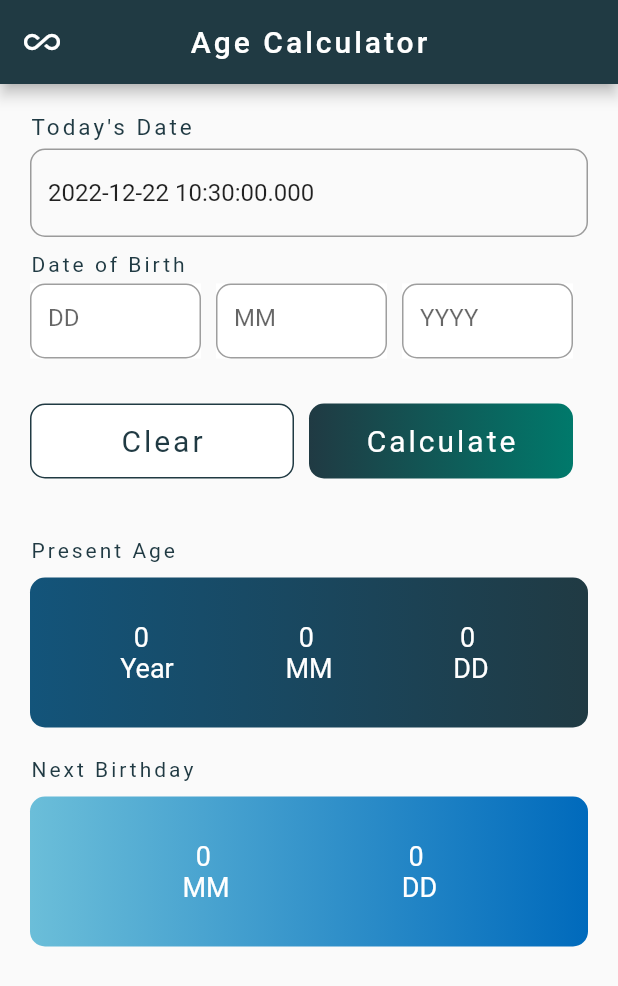
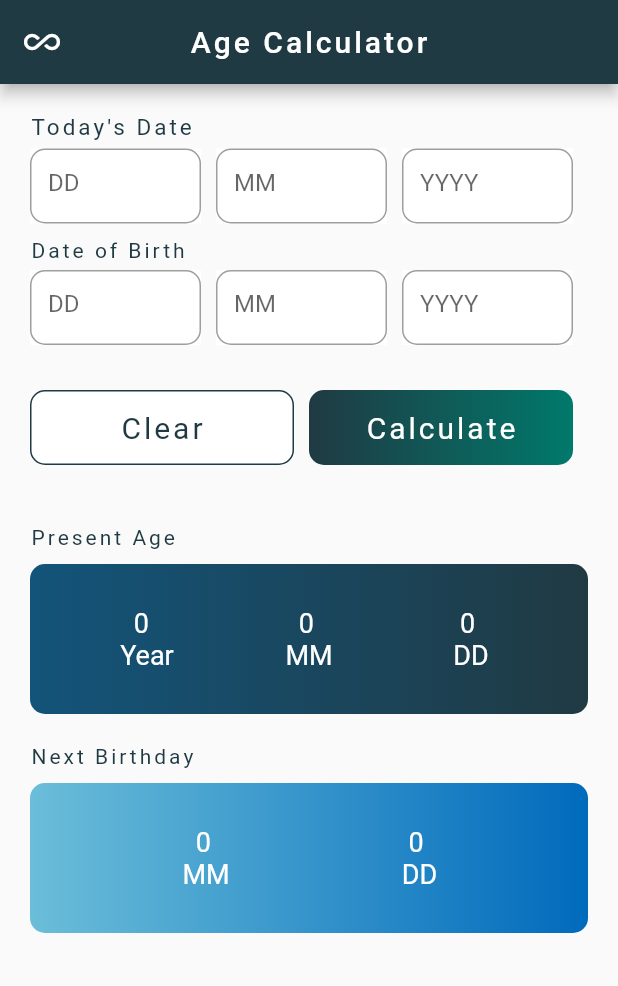
Before and after one commit to theAkHilsarkar18/flutter_day12, a Flutter app: the screen it shows after launch, on a phone screen of 412 x 824 dp. Shown: the top 986 px of the screen. Run offline on Flutter 3.47's test engine with Material 2 defaults, Android fonts, the phone set to English and light mode, and no system bars.

Commit message:
22-12-2022

```diff
--- a/lib/home.dart
+++ b/lib/home.dart
@@ -9,10 +9,21 @@ class Home extends StatefulWidget {
 
 class _HomeState extends State<Home> {
   TextEditingController txtDate =
-      TextEditingController(text: "${DateTime.now()}");
+  TextEditingController(text: "${DateTime.now().day}/${DateTime.now().month}/${DateTime.now().year}");
+
+
   TextEditingController cuDate = TextEditingController();
   TextEditingController cuMonth = TextEditingController();
   TextEditingController cuYear = TextEditingController();
+
+  String cDate = "0";
+  String cMonth = "0";
+  String cYear = "0";
+
+  int d = 0;
+  int m = 0;
+  int y = 0;
+
   int date = 00;
   int month = 00;
   int year = 0000;
@@ -43,32 +54,7 @@ class _HomeState extends State<Home> {
                   ),
                 ),
                 SizedBox(height: 5),
-                TextField(
-                  controller: txtDate,
-                  decoration: InputDecoration(
-                    border: OutlineInputBorder(
-                      borderRadius: BorderRadius.circular(10),
-                    ),
-                    focusedBorder: OutlineInputBorder(
-                      borderRadius: BorderRadius.circular(15),
-                      borderSide: BorderSide(
-                          color: Color(0xFF203A43),
-                          style: BorderStyle.solid,
-                          width: 2),
-                    ),
-                  ),
-                ),
-                SizedBox(height: 10),
-                Text(
-                  "Date of Birth",
-                  style: TextStyle(
-                    letterSpacing: 2,
-                    color: Color(0xFF203A43),
-                  ),
-                ),
-                SizedBox(
-                  height: 5,
-                ),
+
                 Row(
                   children: [
                     Expanded(
@@ -157,6 +143,126 @@ class _HomeState extends State<Home> {
                     ),
                   ],
                 ),
+
+
+                // TextField(
+                //   controller: txtDate,
+                //   decoration: InputDecoration(
+                //     border: OutlineInputBorder(
+                //       borderRadius: BorderRadius.circular(10),
+                //     ),
+                //     focusedBorder: OutlineInputBorder(
+                //       borderRadius: BorderRadius.circular(15),
+                //       borderSide: BorderSide(
+                //           color: Color(0xFF203A43),
+                //           style: BorderStyle.solid,
+                //           width: 2),
+                //     ),
+                //   ),
+                // ),
+                SizedBox(height: 10),
+                Text(
+                  "Date of Birth",
+                  style: TextStyle(
+                    letterSpacing: 2,
+                    color: Color(0xFF203A43),
+                  ),
+                ),
+                SizedBox(
+                  height: 5,
+                ),
+
+
+                Row(
+                  children: [
+                    Expanded(
+                      child: Container(
+                        alignment: Alignment.center,
+                        height: 50,
+                        width: 120,
+                        decoration: BoxDecoration(
+                          color: Colors.white,
+                        ),
+                        child: TextField(
+                          controller: cuYear,
+                          decoration: InputDecoration(
+                            hintText: "DD",
+                            border: OutlineInputBorder(
+                                borderRadius: BorderRadius.circular(10)),
+                            focusedBorder: OutlineInputBorder(
+                              borderRadius: BorderRadius.circular(15),
+                              borderSide: BorderSide(
+                                  color: Color(0xFF203A43),
+                                  style: BorderStyle.solid,
+                                  width: 2),
+                            ),
+                          ),
+                        ),
+                      ),
+                    ),
+                    SizedBox(
+                      width: 10,
+                    ),
+                    Expanded(
+                      child: Container(
+                        alignment: Alignment.center,
+                        height: 50,
+                        width: 120,
+                        decoration: BoxDecoration(
+                          color: Colors.white,
+                        ),
+                        child: TextField(
+                          controller: cuMonth,
+                          decoration: InputDecoration(
+                            hintText: "MM",
+                            border: OutlineInputBorder(
+                                borderRadius: BorderRadius.circular(10)),
+                            focusedBorder: OutlineInputBorder(
+                              borderRadius: BorderRadius.circular(15),
+                              borderSide: BorderSide(
+                                  color: Color(0xFF203A43),
+                                  style: BorderStyle.solid,
+                                  width: 2),
+                            ),
+                          ),
+                        ),
+                      ),
+                    ),
+                    SizedBox(
+                      width: 10,
+                    ),
+                    Expanded(
+                      child: Container(
+                        alignment: Alignment.center,
+                        height: 50,
+                        width: 120,
+                        decoration: BoxDecoration(
+                          color: Colors.white,
+                        ),
+                        child: TextField(
+                          controller: cuDate,
+                          decoration: InputDecoration(
+                            hintText: "YYYY",
+                            border: OutlineInputBorder(
+                                borderRadius: BorderRadius.circular(10)),
+                            focusedBorder: OutlineInputBorder(
+                              borderRadius: BorderRadius.circular(15),
+                              borderSide: BorderSide(
+                                  color: Color(0xFF203A43),
+                                  style: BorderStyle.solid,
+                                  width: 2),
+                            ),
+                          ),
+                        ),
+                      ),
+                    ),
+                    SizedBox(
+                      width: 10,
+                    ),
+                  ],
+                ),
+
+
                 SizedBox(
                   height: 30,
                 ),
@@ -169,7 +275,7 @@ class _HomeState extends State<Home> {
                             style: TextStyle(
                                 color: Color(0xFF203A43),
                                 fontSize: 20,
-                                letterSpacing: 2)),
+                                letterSpacing: 2),),
                         height: 50,
                         width: 120,
                         decoration: BoxDecoration(
@@ -185,6 +291,22 @@ class _HomeState extends State<Home> {
                       width: 10,
                     ),
                     Expanded(
+                      child: InkWell(
+                        onTap: () {
+                          setState(() {
+                            cDate = cuDate.text;
+                            cMonth = cuMonth.text;
+                            cYear = cuYear.text;
+
+                            d = int.parse(cDate);
+                            m = int.parse(cMonth);
+                            y = int.parse(cYear);
+
+                            year = y;
+                            month = m;
+                            date = d;
+                          });
+                        },
                         child: Container(
                           child: Text("Calculate",
                               style: TextStyle(
@@ -201,6 +323,7 @@ class _HomeState extends State<Home> {
                               Colors.teal.shade700,
                               //Color(0xFF203A43),
                             ]),
+                          ),
                         ),
                       ),
                     ),
@@ -330,6 +453,8 @@ class _HomeState extends State<Home> {
                     ],
                   ),
                 ),
+
+
               ],
             ),
           ),
```
Lines whose indentation alone changed are shown as unchanged.
